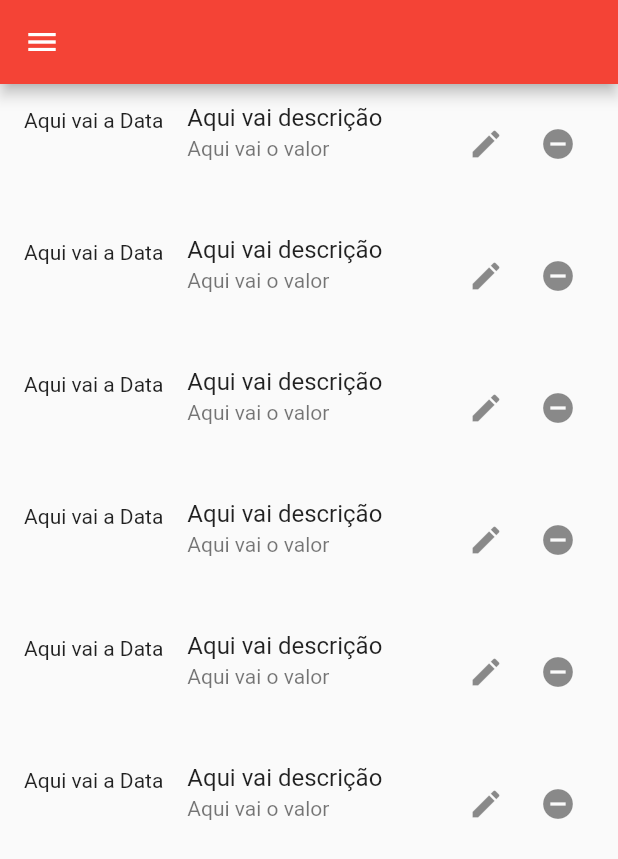
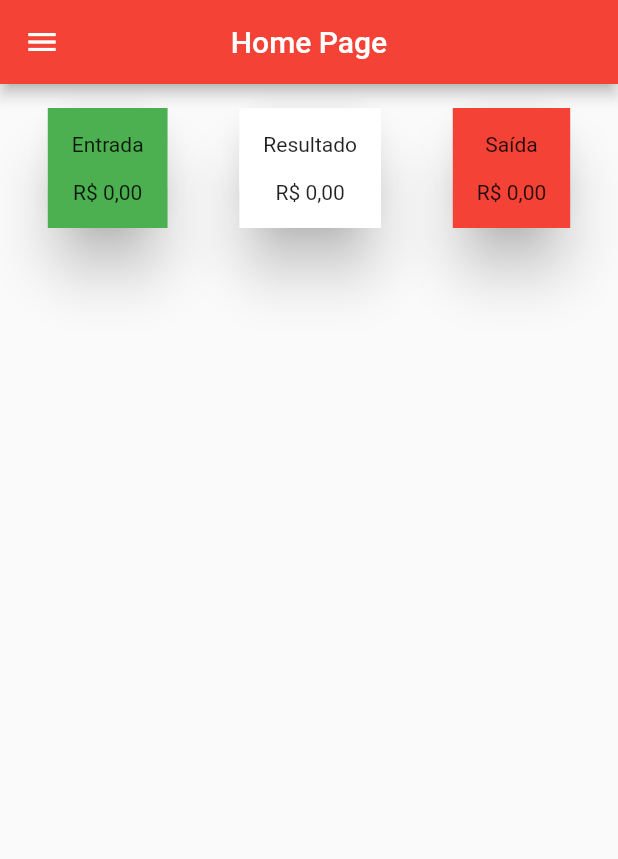
Before and after one commit to proz-tecnologia/PIT03GP04, a Flutter app: the HomePage screen opened by its route, on a phone screen of 412 x 824 dp. Shown: the top 859 px of the screen. Run offline on Flutter 3.47's test engine with Material 2 defaults, Android fonts, the phone set to English and light mode, and no system bars; our stand-ins replace animated_splash_screen, currency_text_input_formatter, flutter_mobx, flutter_slidable, lottie, mobx and 1 more; missing offline and left inert: dart:html, validatorless; generated files the repository leaves out were written again; network calls fail.

Commit message:
Inserido o PROVIDER na CONTROLLER TRANSACTION

```diff
--- /dev/null
+++ b/lib/controller/transaction.controller.dart
@@ -0,0 +1,49 @@
+import 'package:flutter/material.dart';
+import 'package:four_finance_app/src/models/transaction.model.dart';
+
+class TransactionController extends ChangeNotifier {
+  final List<Transaction> _transaction = [];
+
+  List<Transaction> get transactions => _transaction;
+
+  //pegando o total de entrada
+  double get getTotalIncoming {
+    double value = 0;
+    var filtered = transactions
+        .where((element) => element.transactionType == TransactionType.INCOME);
+    for (var transaction in filtered) {
+      value += transaction.valueTransaction;
+    }
+    return value;
+  }
+
+  //pegando o total de saída
+  double get getTotalOutcoming {
+    double value = 0;
+    var filtered = transactions
+        .where((element) => element.transactionType == TransactionType.EXPENSE);
+    for (var transaction in filtered) {
+      value += transaction.valueTransaction;
+    }
+    return value;
+  }
+
+  //adicionando transação na lista e ordenando por data
+  void add(Transaction item) {
+    _transaction.add(item);
+    _transaction.sort(((a, b) => b.dateTime!.compareTo(a.dateTime!)));
+    notifyListeners();
+  }
+
+  //Removendo pelo Id da transação
+  void removeById(String id) {
+    _transaction.removeWhere((element) => element.id == id);
+    notifyListeners();
+  }
+
+  //Removendo pela posição da lista
+  void removeByPosition(int index) {
+    _transaction.removeAt(index);
+    notifyListeners();
+  }
+}
--- a/lib/src/models/transaction.model.dart
+++ b/lib/src/models/transaction.model.dart
@@ -10,12 +10,12 @@ class Transaction {
   double valueTransaction;
 
   //Necessario ter o construtor dos atributos da classe
-  Transaction(
-    this.transactionType,
+  Transaction({
+    this.transactionType = TransactionType.INCOME,
     this.dateTime,
-    this.description,
-    this.valueTransaction,
-  );
+    this.description = '',
+    this.valueTransaction = 0,
+  });
 }
 
 enum TransactionType { INCOME, EXPENSE }
--- a/lib/src/ui/pages/cadLogin_page.dart
+++ b/lib/src/ui/pages/cadLogin_page.dart
@@ -225,8 +225,6 @@ class _CadUsuarioPageState extends State<CadUsuarioPage> {
                               if (_formKey.currentState!.validate()) {
                                 Navigator.of(context)
                                     .pushReplacementNamed('/home');
-                                print(_nameUsuarioController.text);
-                                print(_emailController.text);
                               }
                             },
                             style: ElevatedButton.styleFrom(
--- a/lib/src/ui/pages/home_page.dart
+++ b/lib/src/ui/pages/home_page.dart
@@ -1,7 +1,14 @@
+import 'dart:html';
+
 import 'package:flutter/material.dart';
+import 'package:four_finance_app/controller/transaction.controller.dart';
+import 'package:four_finance_app/src/models/transaction.model.dart';
+import 'package:four_finance_app/src/util/string.dart';
+import 'package:four_finance_app/widget/card.pattern.widget.dart';
 import 'package:four_finance_app/widget/drawer_page.dart';
-import 'package:four_finance_app/widget/itemWidget.dart';
+import 'package:four_finance_app/widget/item.transaction.dart';
 import 'package:pie_chart/pie_chart.dart';
+import 'package:provider/provider.dart';
 
 class HomePage extends StatefulWidget {
   const HomePage({super.key});
@@ -32,20 +39,60 @@ class _HomePageState extends State<HomePage> {
 
   @override
   Widget build(BuildContext context) {
-    return SafeArea(
-        child: Scaffold(
+    return Scaffold(
         appBar: AppBar(
           backgroundColor: Colors.red,
+          title: Text('Home Page'),
+          centerTitle: true,
         ),
         drawer: const DrawerView(),
-      body: ListView.builder(
+        body: Consumer<TransactionController>(
+            builder: (context, transactionController, child) =>
+                SingleChildScrollView(
+                  child: Column(
+                    crossAxisAlignment: CrossAxisAlignment.start,
+                    children: [
+                      Row(
+                        mainAxisAlignment: MainAxisAlignment.spaceEvenly,
+                        children: [
+                          CardPattern(Text('Entrada'), Colors.green,
+                              transactionController.getTotalIncoming),
+                          //Card valor entrada - despesas
+                          CardPattern(
+                              Text('Resultado'),
+                              Colors.white,
+                              transactionController.getTotalIncoming -
+                                  transactionController.getTotalOutcoming),
+                          //Card valor de saída
+                          CardPattern(Text('Saída'), Colors.red,
+                              transactionController.getTotalOutcoming),
+                        ],
+                      ),
+                      ListView.builder(
+                        //aqui resolveu o erro q n estava aparecendo
+                        shrinkWrap: true,
+                        itemBuilder: (_, index) => Dismissible(
+                          key: ValueKey<Transaction>(
+                              transactionController.transactions[index]),
+                          //direction: DismissDirection.endToStart,
+                          resizeDuration: Duration(seconds: 1),
+                          child: ItemTransaction(
+                            transactionController.transactions[index],
+                            key: ValueKey<int>(index),
+                          ),
+                        ),
+                        itemCount: transactionController.transactions.length,
+                      )
+                    ],
+                  ),
+
+                  /*ListView.builder(
     itemCount: 6,
     itemBuilder: (_, index) {
-          ;
       //Retornamos o ITEMWIDGET q tem o OBERSERVEBLE
       return ItemWidget(item: null);
     },
-      ), /*Column(
+      ),*/ /*Column(
     children: [
       Padding(
         padding: const EdgeInsets.all(0),
@@ -96,6 +143,6 @@ class _HomePageState extends State<HomePage> {
       ),
     ],
       ),*/
-    ));
+                )));
   }
 }
--- a/lib/src/util/string.dart
+++ b/lib/src/util/string.dart
@@ -4,4 +4,8 @@ abstract class Strings {
   static const String APP_NAME = "For Finance";
 
   static const String HOME_LABEL_TRANSACTION = "Lançamentos";
+
+  static const String HOME_PAGE_INCOMING = 'Entradas';
+  static const String HOME_PAGE_OUTCOMING = 'Saídas';
+  static const String HOME_PAGE_RESULT = 'Resultado';
 }
--- /dev/null
+++ b/lib/widget/card.pattern.widget.dart
@@ -0,0 +1,36 @@
+import 'package:flutter/material.dart';
+import 'package:four_finance_app/extension/extension.double.dart';
+
+class CardPattern extends StatelessWidget {
+  final double _valueAcconunt;
+  final Color color;
+  final Text text;
+
+  const CardPattern(this.text, this.color, this._valueAcconunt, {super.key});
+
+  @override
+  Widget build(BuildContext context) {
+    return Card(
+      shape: RoundedRectangleBorder(borderRadius: BorderRadius.circular(28)),
+      margin: EdgeInsets.all(16),
+      elevation: 16,
+      shadowColor: Colors.black,
+      child: Container(
+        color: color,
+        padding: EdgeInsets.all(16),
+        child: Column(
+          children: [
+            text,
+            const Divider(
+              color: Colors.black,
+              thickness: 1,
+            ),
+            Center(
+              child: Text(_valueAcconunt.formatBRL),
+            ),
+          ],
+        ),
+      ),
+    );
+  }
+}
--- a/lib/widget/itemWidget.dart
+++ /dev/null
@@ -1,40 +0,0 @@
-import 'package:flutter/material.dart';
-import 'package:flutter_mobx/flutter_mobx.dart';
-import 'package:four_finance_app/extension/extension.double.dart';
-
-//esse widget vai popular a lista da home com tds as transaçoes
-class ItemWidget extends StatelessWidget {
-  //TransactionStore transactionStore;
-
-  ItemWidget({super.key, required item});
-
-  @override
-  Widget build(BuildContext context) {
-    //Aqui vai ficar OBSERVANDO os atributos da classe
-    return Observer(builder: (_) {
-      return ListTile(
-          leading: Text(
-            'Aqui vai a Data',
-          ),
-          //'${widget.transactionStore.dateTime?.day}/${widget.transactionStore.dateTime?.month}'),
-          isThreeLine: true,
-          title: Text('Aqui vai descrição'),
-          //Tá no final esse GET
-          subtitle: Text('Aqui vai o valor'),
-          trailing: FittedBox(
-            fit: BoxFit.fill,
-            child: Row(
-              children: <Widget>[
-                IconButton(
-                    onPressed: () {},
-                    icon: Icon(
-                      Icons.edit,
-                    )),
-                IconButton(
-                    onPressed: () {}, icon: Icon(Icons.remove_circle_outlined))
-              ],
-            ),
-          ));
-    });
-  }
-}
```
Also changed, not shown: lib/main.dart (+6 -5 lines), lib/src/ui/pages/transaction_page.dart (+25 -20 lines), lib/widget/item.transaction.dart (added, +64 -0 lines). Lines whose indentation alone changed are shown as unchanged.
